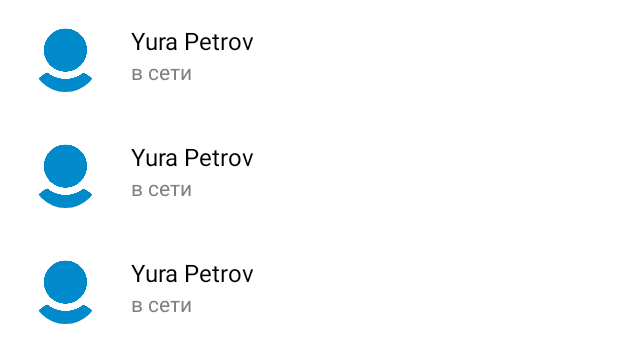
After one commit to Arab1997/TelegramClone, an Android app: the layout fragment_contacts.xml on its own in the app's theme, with its tools: preview values and no code run, on a phone screen of 412 x 824 dp. The commit adds this screen. Shown: the top 363 px of the screen. Run offline under Robolectric (Android 15) with nearby library versions, the phone set to English and light mode, and no system bars.

Commit message:
lesson 32-33

```diff
--- a/app/src/main/java/myway/telegram/MainActivity.kt
+++ b/app/src/main/java/myway/telegram/MainActivity.kt
@@ -63,7 +63,7 @@ class MainActivity : AppCompatActivity() {
     private fun initFields() {
         /* Функция инициализирует переменные */
         mToolbar = mBinding.mainToolbar
-        mAppDrawer = AppDrawer(this, mToolbar)
+        mAppDrawer = AppDrawer()
 
     }
 
--- /dev/null
+++ b/app/src/main/res/layout/contact_item.xml
@@ -0,0 +1,33 @@
+<?xml version="1.0" encoding="utf-8"?>
+<androidx.constraintlayout.widget.ConstraintLayout xmlns:android="http://schemas.android.com/apk/res/android"
+    xmlns:app="http://schemas.android.com/apk/res-auto"
+    xmlns:tools="http://schemas.android.com/tools"
+    android:layout_width="match_parent"
+    android:layout_margin="@dimen/app_margin"
+    style="@style/settingsButtons"
+    android:layout_height="wrap_content">
+
+    <de.hdodenhof.circleimageview.CircleImageView
+        android:id="@+id/contact_photo"
+        android:layout_width="@dimen/settings_user_photo_width"
+        android:layout_height="@dimen/settings_btn_change_photo_height"
+        android:src="@drawable/default_photo"
+        app:layout_constraintBottom_toBottomOf="parent"
+        app:layout_constraintTop_toTopOf="parent"
+        app:layout_constraintStart_toStartOf="parent"/>
+
+    <TextView
+        android:id="@+id/contact_fullname1"
+       style="@style/normalText"
+        tools:text="Yura Petrov"
+        app:layout_constraintStart_toEndOf="@id/contact_photo"
+        app:layout_constraintTop_toTopOf="parent"/>
+
+    <TextView
+        android:id="@+id/contact_status"
+        style="@style/smallText"
+        tools:text="в сети"
+        app:layout_constraintStart_toEndOf="@id/contact_photo"
+        app:layout_constraintTop_toBottomOf="@id/contact_fullname1"/>
+
+</androidx.constraintlayout.widget.ConstraintLayout>
--- /dev/null
+++ b/app/src/main/res/layout/fragment_contacts.xml
@@ -0,0 +1,17 @@
+<?xml version="1.0" encoding="utf-8"?>
+<FrameLayout xmlns:android="http://schemas.android.com/apk/res/android"
+    xmlns:tools="http://schemas.android.com/tools"
+    android:layout_width="match_parent"
+    android:layout_height="match_parent"
+    xmlns:app="http://schemas.android.com/apk/res-auto"
+    tools:context=".ui.fragments.ContactsFragment">
+
+    <androidx.recyclerview.widget.RecyclerView
+        android:id="@+id/contacts_recycle_view"
+        android:layout_width="match_parent"
+        android:layout_height="match_parent"
+        tools:listitem="@layout/contact_item"
+        app:layoutManager="androidx.recyclerview.widget.LinearLayoutManager"/>
+
+
+</FrameLayout>
```
Also changed, not shown: app/src/main/java/myway/telegram/ui/fragments/ContactsFragment.kt (added, +109 -0 lines), app/src/main/java/myway/telegram/ui/fragments/SingleChatFragment.kt (added, +14 -0 lines), app/src/main/java/myway/telegram/ui/objects/AppDrawer.kt (+17 -42 lines), app/src/main/res/layout/fragment_single_chat.xml (added, +10 -0 lines).
